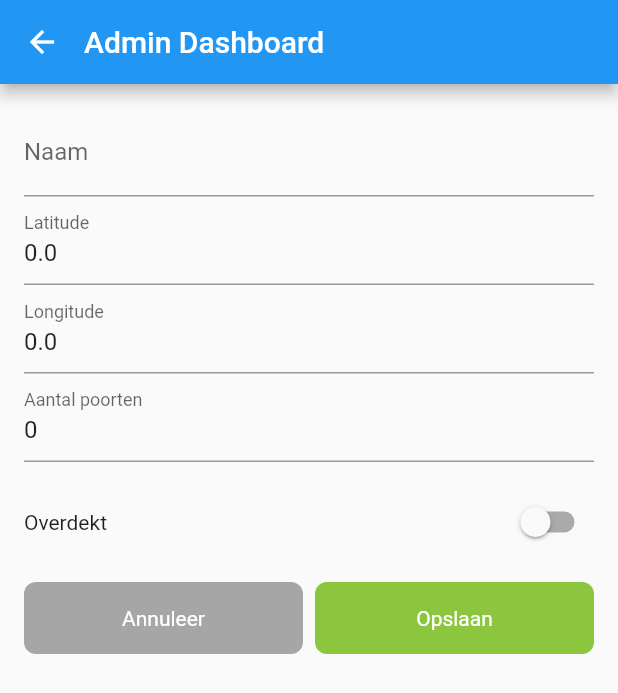
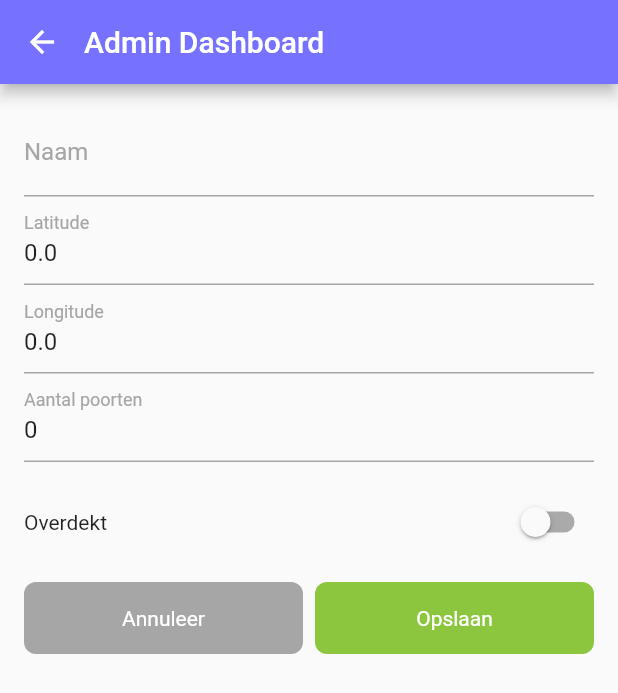
Before and after one commit to BlackBearFTW/EcoChat-Mobile, a Flutter app: the DashboardView screen opened directly, after a tap on the "add" icon, on a phone screen of 412 x 824 dp. Shown: the top 693 px of the screen. Run offline on Flutter 3.47's test engine with Material 2 defaults, Android fonts, the phone set to English and light mode, and no system bars; our stand-ins replace flutter_local_notifications, geolocator, google_maps_flutter, shared_preferences; missing offline and left inert: battery_info, signalr_netcore, skeleton_loader, workmanager; accounts and stored records are empty.

Commit message:
Changed some styling

```diff
--- a/lib/screens/dashboard/dashboard.dart
+++ b/lib/screens/dashboard/dashboard.dart
@@ -55,7 +55,7 @@ class _DashboardViewState extends State<DashboardView> {
       key: _scaffoldKey,
       appBar: AppBar(
         title: const Text("Admin Dashboard",style: TextStyle(fontWeight: FontWeight.bold)),
-          titleSpacing: 0,
+        titleSpacing: 0,
         backgroundColor: const Color(0xff7672FF),
       ),
       body: activeSignalRConnection
--- a/lib/screens/dashboard/widgets/create_form.dart
+++ b/lib/screens/dashboard/widgets/create_form.dart
@@ -27,6 +27,7 @@ class _CreateFormViewState extends State<CreateFormView> {
       appBar: AppBar(
         title: const Text('Admin Dashboard'),
         titleSpacing: 0,
+        backgroundColor: const Color(0xff7672FF),
       ),
       body: Container(
         padding: const EdgeInsets.all(16),
--- a/lib/screens/dashboard/widgets/marker_editor.dart
+++ b/lib/screens/dashboard/widgets/marker_editor.dart
@@ -64,7 +64,17 @@ class MarkerEditor extends StatelessWidget {
 
   Widget buildField(String label, TextInputType keyboardType, String initialValue, void Function(String? value) onSaved) {
     return TextFormField(
-        decoration: InputDecoration(labelText: label),
+      cursorColor: const Color(0xff7672FF),
+        decoration: InputDecoration(
+          labelText: label,
+          labelStyle: const TextStyle(color: Color(0xFFA6A6A6)),
+          enabledBorder: const UnderlineInputBorder(
+            borderSide: BorderSide(color: Color(0xFFA6A6A6)),
+          ),
+          focusedBorder: const UnderlineInputBorder(
+            borderSide: BorderSide(color: Color(0xFFA6A6A6)),
+          ),
+        ),
         keyboardType: keyboardType,
         initialValue: initialValue,
         validator: (value) {
```
